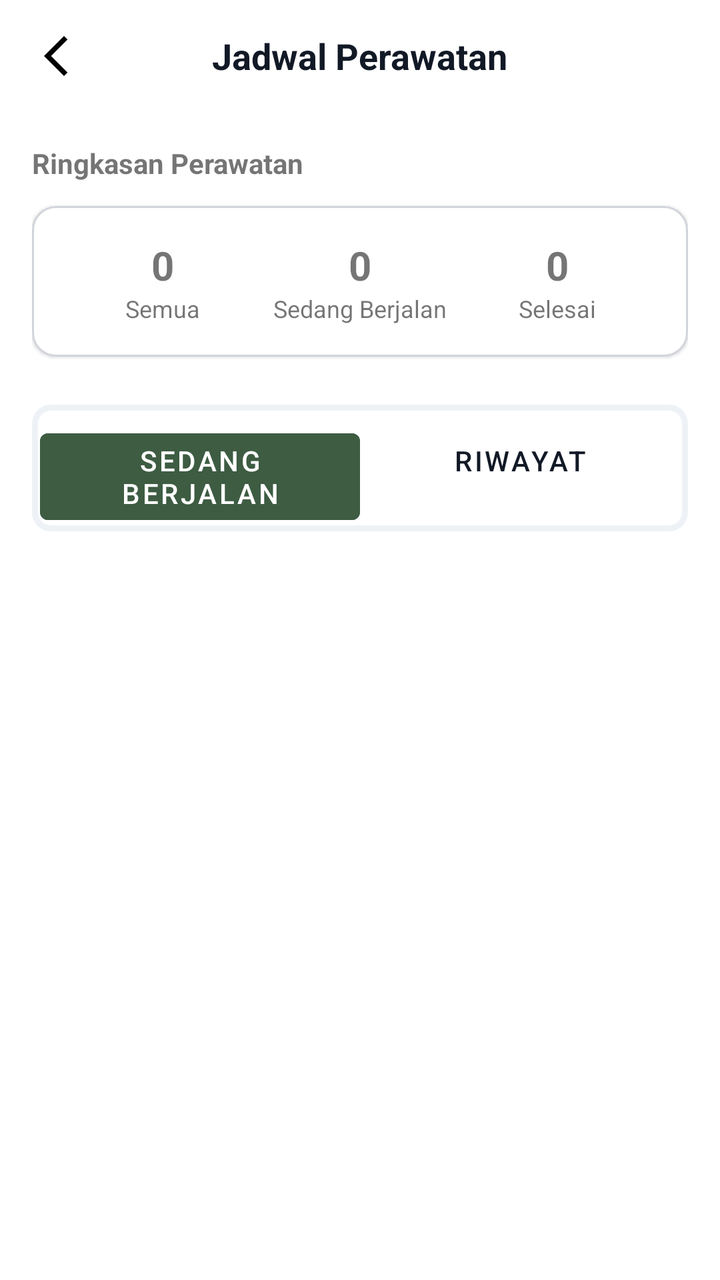
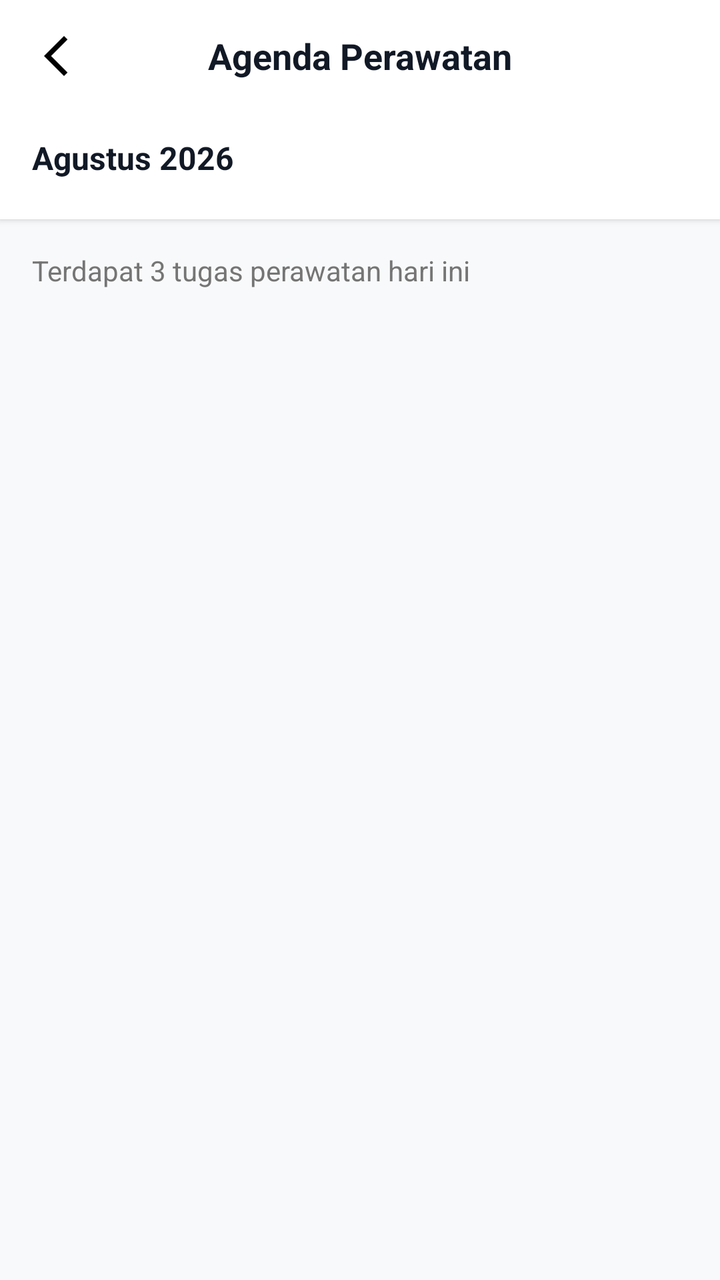

Screens rendered from an Android XML layout before and after an edit, with the pre-edit source and the edit as a unified diff.
<!-- AndroidManifest.xml: application theme Theme.Florist -->
<!-- res/layout/activity_maintenance_schedule.xml -->
<?xml version="1.0" encoding="utf-8"?>
<LinearLayout xmlns:android="http://schemas.android.com/apk/res/android"
    xmlns:app="http://schemas.android.com/apk/res-auto"
    android:layout_width="match_parent"
    android:layout_height="match_parent"
    android:orientation="vertical"
    android:background="@color/white">

    <RelativeLayout
        android:layout_width="match_parent"
        android:layout_height="?attr/actionBarSize"
        android:paddingHorizontal="16dp">
        <ImageView
            android:id="@+id/btnBack"
            android:layout_width="24dp"
            android:layout_height="24dp"
            android:layout_centerVertical="true"
            android:src="@drawable/ic_back" />
        <TextView
            android:layout_width="wrap_content"
            android:layout_height="wrap_content"
            android:layout_centerInParent="true"
            android:text="Jadwal Perawatan"
            android:textStyle="bold"
            android:textSize="18sp"
            android:textColor="@color/black" />
    </RelativeLayout>

    <androidx.core.widget.NestedScrollView
        android:layout_width="match_parent"
        android:layout_height="match_parent">

        <LinearLayout
            android:layout_width="match_parent"
            android:layout_height="wrap_content"
            android:orientation="vertical"
            android:padding="16dp">

            <TextView
                android:layout_width="wrap_content"
                android:layout_height="wrap_content"
                android:text="Ringkasan Perawatan"
                android:textStyle="bold"
                android:layout_marginBottom="12dp" />

            <com.google.android.material.card.MaterialCardView
                android:layout_width="match_parent"
                android:layout_height="wrap_content"
                app:cardCornerRadius="12dp"
                app:strokeWidth="1dp"
                app:strokeColor="#D1D5DB">
                <LinearLayout
                    android:layout_width="match_parent"
                    android:layout_height="wrap_content"
                    android:orientation="horizontal"
                    android:padding="16dp"
                    android:weightSum="3">
                    <LinearLayout android:layout_width="0dp" android:layout_height="wrap_content" android:layout_weight="1" android:orientation="vertical" android:gravity="center">
                        <TextView android:id="@+id/tvTotalAll" android:layout_width="wrap_content" android:layout_height="wrap_content" android:text="0" android:textSize="20sp" android:textStyle="bold" />
                        <TextView android:layout_width="wrap_content" android:layout_height="wrap_content" android:text="Semua" android:textSize="12sp" />
                    </LinearLayout>
                    <LinearLayout android:layout_width="0dp" android:layout_height="wrap_content" android:layout_weight="1" android:orientation="vertical" android:gravity="center">
                        <TextView android:id="@+id/tvTotalOngoing" android:layout_width="wrap_content" android:layout_height="wrap_content" android:text="0" android:textSize="20sp" android:textStyle="bold" />
                        <TextView android:layout_width="wrap_content" android:layout_height="wrap_content" android:text="Sedang Berjalan" android:textSize="12sp" android:textAlignment="center" />
                    </LinearLayout>
                    <LinearLayout android:layout_width="0dp" android:layout_height="wrap_content" android:layout_weight="1" android:orientation="vertical" android:gravity="center">
                        <TextView android:id="@+id/tvTotalFinished" android:layout_width="wrap_content" android:layout_height="wrap_content" android:text="0" android:textSize="20sp" android:textStyle="bold" />
                        <TextView android:layout_width="wrap_content" android:layout_height="wrap_content" android:text="Selesai" android:textSize="12sp" />
                    </LinearLayout>
                </LinearLayout>
            </com.google.android.material.card.MaterialCardView>

            <LinearLayout
                android:layout_width="match_parent"
                android:layout_height="wrap_content"
                android:layout_marginTop="24dp"
                android:background="@drawable/rounded_gray_layout"
                android:padding="4dp">
                <Button
                    android:id="@+id/btnTabOngoing"
                    android:layout_width="0dp"
                    android:layout_height="wrap_content"
                    android:layout_weight="1"
                    android:text="Sedang Berjalan"
                    style="@style/Widget.MaterialComponents.Button.UnelevatedButton"
                    android:backgroundTint="@color/olive_500" />
                <Button
                    android:id="@+id/btnTabHistory"
                    android:layout_width="0dp"
                    android:layout_height="wrap_content"
                    android:layout_weight="1"
                    android:text="Riwayat"
                    style="@style/Widget.MaterialComponents.Button.TextButton"
                    android:textColor="@color/black" />
            </LinearLayout>

            <androidx.recyclerview.widget.RecyclerView
                android:id="@+id/rvMaintenanceSchedule"
                android:layout_width="match_parent"
                android:layout_height="wrap_content"
                android:layout_marginTop="16dp"
                app:layoutManager="androidx.recyclerview.widget.LinearLayoutManager" />

        </LinearLayout>
    </androidx.core.widget.NestedScrollView>
</LinearLayout>
<!-- resources referenced by this layout -->
<resources>
  <color name="black">#121926</color>
  <color name="olive_500">#3D5C42</color>
  <color name="white">#FFFFFF</color>
  <!-- drawable ic_back (drawable) -->
  <vector android:height="24dp" android:tint="#000000"
      android:viewportHeight="24" android:viewportWidth="24"
      android:width="24dp" xmlns:android="http://schemas.android.com/apk/res/android">
      <path android:fillColor="@android:color/white" android:pathData="M17.77,3.77l-1.77,-1.77l-10,10l10,10l1.77,-1.77l-8.23,-8.23z"/>
  </vector>
  <!-- drawable rounded_gray_layout (drawable) -->
  <?xml version="1.0" encoding="utf-8"?>
  <shape xmlns:android="http://schemas.android.com/apk/res/android"
      android:shape="rectangle">
  
      <solid android:color="@color/white"/>
      <stroke android:color="@color/border_tertiary" android:width="3dp"/>
      <corners android:bottomLeftRadius="8dp"
          android:bottomRightRadius="8dp"
          android:topLeftRadius="8dp"
          android:topRightRadius="8dp"/>
  
  </shape>
  <style name="Theme.Florist" parent="Theme.MaterialComponents.Light.NoActionBar">
          
          <item name="colorPrimary">@color/main_color</item>
          <item name="colorPrimaryVariant">@color/main_color</item>
          <item name="colorOnPrimary">@color/white</item>
          
          <item name="colorSecondary">@color/teal_200</item>
          <item name="colorSecondaryVariant">@color/teal_700</item>
          <item name="colorOnSecondary">@color/black</item>
          
          <item name="android:statusBarColor">?attr/colorPrimaryVariant</item>
          <item name="android:autoCompleteTextViewStyle">@drawable/rounded_normal_edittext</item>
  
          
      </style>
  <color name="border_tertiary">@color/gray_100</color>
  <color name="main_color">#3D5C42</color>
  <color name="teal_200">#FF03DAC5</color>
  <color name="teal_700">#FF018786</color>
  <!-- drawable rounded_normal_edittext (drawable) -->
  <?xml version="1.0" encoding="utf-8"?>
  <shape xmlns:android="http://schemas.android.com/apk/res/android"
      android:shape="rectangle">
  
      <solid android:color="@color/white"/>
      <stroke android:color="@color/border_secondary" android:width="1dp"/>
      <corners android:bottomLeftRadius="8dp"
          android:bottomRightRadius="8dp"
          android:topLeftRadius="8dp"
          android:topRightRadius="8dp"/>
  
  </shape>
  <color name="gray_100">#EEF2F6</color>
  <color name="border_secondary">@color/gray_400</color>
  <color name="gray_400">#9AA4B2</color>
</resources>

<!-- the commit's change to res/layout/activity_maintenance_schedule.xml (unified diff, before → after) -->
@@ -4,103 +4,78 @@
     android:layout_width="match_parent"
     android:layout_height="match_parent"
     android:orientation="vertical"
-    android:background="@color/white">
+    android:background="#F8F9FA"> <RelativeLayout
+    android:layout_width="match_parent"
+    android:layout_height="?attr/actionBarSize"
+    android:paddingHorizontal="16dp"
+    android:background="@color/white"
+    android:elevation="2dp">
+    <ImageView
+        android:id="@+id/btnBack"
+        android:layout_width="24dp"
+        android:layout_height="24dp"
+        android:layout_centerVertical="true"
+        android:src="@drawable/ic_back" />
+    <TextView
+        android:layout_width="wrap_content"
+        android:layout_height="wrap_content"
+        android:layout_centerInParent="true"
+        android:text="Agenda Perawatan"
+        android:textStyle="bold"
+        android:textSize="18sp"
+        android:textColor="@color/black" />
+</RelativeLayout>
 
-    <RelativeLayout
+    <LinearLayout
         android:layout_width="match_parent"
-        android:layout_height="?attr/actionBarSize"
-        android:paddingHorizontal="16dp">
-        <ImageView
-            android:id="@+id/btnBack"
-            android:layout_width="24dp"
-            android:layout_height="24dp"
-            android:layout_centerVertical="true"
-            android:src="@drawable/ic_back" />
+        android:layout_height="wrap_content"
+        android:orientation="vertical"
+        android:background="@color/white"
+        android:paddingVertical="12dp"
+        android:elevation="2dp">
+
         <TextView
+            android:id="@+id/tvCurrentMonth"
             android:layout_width="wrap_content"
             android:layout_height="wrap_content"
-            android:layout_centerInParent="true"
-            android:text="Jadwal Perawatan"
+            android:text="Agustus 2026"
+            android:textColor="@color/black"
+            android:textSize="16sp"
             android:textStyle="bold"
-            android:textSize="18sp"
-            android:textColor="@color/black" />
-    </RelativeLayout>
+            android:layout_marginHorizontal="16dp"
+            android:layout_marginBottom="8dp"/>
 
-    <androidx.core.widget.NestedScrollView
-        android:layout_width="match_parent"
-        android:layout_height="match_parent">
-
-        <LinearLayout
+        <androidx.recyclerview.widget.RecyclerView
+            android:id="@+id/rvCalendar"
             android:layout_width="match_parent"
             android:layout_height="wrap_content"
-            android:orientation="vertical"
-            android:padding="16dp">
+            android:clipToPadding="false"
+            android:paddingHorizontal="16dp"
+            android:orientation="horizontal"
+            app:layoutManager="androidx.recyclerview.widget.LinearLayoutManager"/>
+    </LinearLayout>
 
-            <TextView
-                android:layout_width="wrap_content"
-                android:layout_height="wrap_content"
-                android:text="Ringkasan Perawatan"
-                android:textStyle="bold"
-                android:layout_marginBottom="12dp" />
+    <LinearLayout
+        android:layout_width="match_parent"
+        android:layout_height="match_parent"
+        android:orientation="vertical"
+        android:paddingTop="16dp">
 
-            <com.google.android.material.card.MaterialCardView
-                android:layout_width="match_parent"
-                android:layout_height="wrap_content"
-                app:cardCornerRadius="12dp"
-                app:strokeWidth="1dp"
-                app:strokeColor="#D1D5DB">
-                <LinearLayout
-                    android:layout_width="match_parent"
-                    android:layout_height="wrap_content"
-                    android:orientation="horizontal"
-                    android:padding="16dp"
-                    android:weightSum="3">
-                    <LinearLayout android:layout_width="0dp" android:layout_height="wrap_content" android:layout_weight="1" android:orientation="vertical" android:gravity="center">
-                        <TextView android:id="@+id/tvTotalAll" android:layout_width="wrap_content" android:layout_height="wrap_content" android:text="0" android:textSize="20sp" android:textStyle="bold" />
-                        <TextView android:layout_width="wrap_content" android:layout_height="wrap_content" android:text="Semua" android:textSize="12sp" />
-                    </LinearLayout>
-                    <LinearLayout android:layout_width="0dp" android:layout_height="wrap_content" android:layout_weight="1" android:orientation="vertical" android:gravity="center">
-                        <TextView android:id="@+id/tvTotalOngoing" android:layout_width="wrap_content" android:layout_height="wrap_content" android:text="0" android:textSize="20sp" android:textStyle="bold" />
-                        <TextView android:layout_width="wrap_content" android:layout_height="wrap_content" android:text="Sedang Berjalan" android:textSize="12sp" android:textAlignment="center" />
-                    </LinearLayout>
-                    <LinearLayout android:layout_width="0dp" android:layout_height="wrap_content" android:layout_weight="1" android:orientation="vertical" android:gravity="center">
-                        <TextView android:id="@+id/tvTotalFinished" android:layout_width="wrap_content" android:layout_height="wrap_content" android:text="0" android:textSize="20sp" android:textStyle="bold" />
-                        <TextView android:layout_width="wrap_content" android:layout_height="wrap_content" android:text="Selesai" android:textSize="12sp" />
-                    </LinearLayout>
-                </LinearLayout>
-            </com.google.android.material.card.MaterialCardView>
+        <TextView
+            android:id="@+id/tvAgendaSummary"
+            android:layout_width="wrap_content"
+            android:layout_height="wrap_content"
+            android:text="Terdapat 3 tugas perawatan hari ini"
+            android:textColor="#757575"
+            android:textSize="14sp"
+            android:layout_marginHorizontal="16dp"
+            android:layout_marginBottom="12dp"/>
 
-            <LinearLayout
-                android:layout_width="match_parent"
-                android:layout_height="wrap_content"
-                android:layout_marginTop="24dp"
-                android:background="@drawable/rounded_gray_layout"
-                android:padding="4dp">
-                <Button
-                    android:id="@+id/btnTabOngoing"
-                    android:layout_width="0dp"
-                    android:layout_height="wrap_content"
-                    android:layout_weight="1"
-                    android:text="Sedang Berjalan"
-                    style="@style/Widget.MaterialComponents.Button.UnelevatedButton"
-                    android:backgroundTint="@color/olive_500" />
-                <Button
-                    android:id="@+id/btnTabHistory"
-                    android:layout_width="0dp"
-                    android:layout_height="wrap_content"
-                    android:layout_weight="1"
-                    android:text="Riwayat"
-                    style="@style/Widget.MaterialComponents.Button.TextButton"
-                    android:textColor="@color/black" />
-            </LinearLayout>
-
-            <androidx.recyclerview.widget.RecyclerView
-                android:id="@+id/rvMaintenanceSchedule"
-                android:layout_width="match_parent"
-                android:layout_height="wrap_content"
-                android:layout_marginTop="16dp"
-                app:layoutManager="androidx.recyclerview.widget.LinearLayoutManager" />
-
-        </LinearLayout>
-    </androidx.core.widget.NestedScrollView>
+        <androidx.recyclerview.widget.RecyclerView
+            android:id="@+id/rvMaintenanceSchedule"
+            android:layout_width="match_parent"
+            android:layout_height="match_parent"
+            android:clipToPadding="false"
+            android:paddingBottom="24dp"/>
+    </LinearLayout>
 </LinearLayout>
<!-- resource entries referenced after the edit -->
@@ -1,7 +1,6 @@
 <!-- resources referenced by this layout -->
 <resources>
   <color name="black">#121926</color>
-  <color name="olive_500">#3D5C42</color>
   <color name="white">#FFFFFF</color>
   <!-- drawable ic_back (drawable) -->
   <vector android:height="24dp" android:tint="#000000"
@@ -9,19 +8,6 @@
       android:width="24dp" xmlns:android="http://schemas.android.com/apk/res/android">
       <path android:fillColor="@android:color/white" android:pathData="M17.77,3.77l-1.77,-1.77l-10,10l10,10l1.77,-1.77l-8.23,-8.23z"/>
   </vector>
-  <!-- drawable rounded_gray_layout (drawable) -->
-  <?xml version="1.0" encoding="utf-8"?>
-  <shape xmlns:android="http://schemas.android.com/apk/res/android"
-      android:shape="rectangle">
-  
-      <solid android:color="@color/white"/>
-      <stroke android:color="@color/border_tertiary" android:width="3dp"/>
-      <corners android:bottomLeftRadius="8dp"
-          android:bottomRightRadius="8dp"
-          android:topLeftRadius="8dp"
-          android:topRightRadius="8dp"/>
-  
-  </shape>
   <style name="Theme.Florist" parent="Theme.MaterialComponents.Light.NoActionBar">
           
           <item name="colorPrimary">@color/main_color</item>
@@ -37,7 +23,6 @@
   
           
       </style>
-  <color name="border_tertiary">@color/gray_100</color>
   <color name="main_color">#3D5C42</color>
   <color name="teal_200">#FF03DAC5</color>
   <color name="teal_700">#FF018786</color>
@@ -54,7 +39,6 @@
           android:topRightRadius="8dp"/>
   
   </shape>
-  <color name="gray_100">#EEF2F6</color>
   <color name="border_secondary">@color/gray_400</color>
   <color name="gray_400">#9AA4B2</color>
 </resources>
